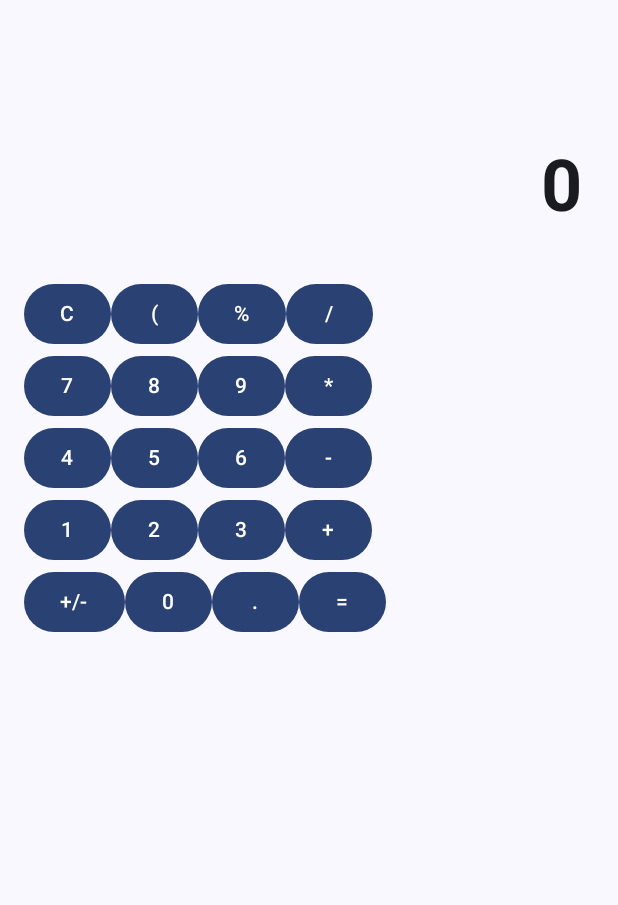
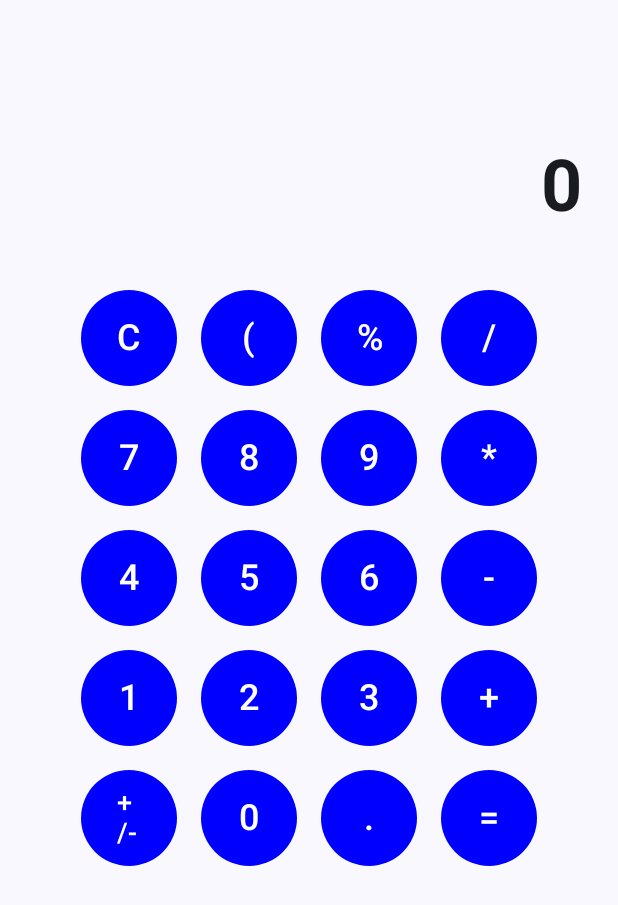
Before and after one commit to Jucasix/DJPM, an Android app built with Jetpack Compose: the screen it shows after launch (MainActivity), on a phone screen of 412 x 824 dp. Shown: the top 905 px of the screen. Run offline under Robolectric (Android 15) with nearby library versions, the phone set to English and light mode, and no system bars.

Commit message:
new update

```diff
--- a/calculater/app/src/main/java/ipca/example/calculater/CalculaterScreen.kt
+++ b/calculater/app/src/main/java/ipca/example/calculater/CalculaterScreen.kt
@@ -1,16 +1,21 @@
 package ipca.example.calculater
 
-import androidx.compose.foundation.layout.*
+import androidx.compose.foundation.layout.* // Já está importado
+import androidx.compose.foundation.shape.CircleShape // Importa a forma circular
 import androidx.compose.material3.Button
+import androidx.compose.material3.ButtonDefaults // Para alterar as cores do botão
 import androidx.compose.material3.Text
 import androidx.compose.runtime.*
 import androidx.compose.ui.Alignment
 import androidx.compose.ui.Modifier
+import androidx.compose.ui.graphics.Color
 import androidx.compose.ui.text.font.FontWeight
 import androidx.compose.ui.tooling.preview.Preview
 import androidx.compose.ui.unit.dp
 import androidx.compose.ui.unit.sp
 import androidx.compose.ui.text.style.TextAlign
+import androidx.compose.ui.unit.TextUnit
+
 
 @Preview
 @Composable
@@ -24,7 +29,8 @@ fun CalculatorScreen(modifier: Modifier = Modifier) {
     Column(
         modifier = modifier
             .fillMaxSize()
-            .padding(16.dp)
+            .padding(16.dp),
+        horizontalAlignment = Alignment.CenterHorizontally // Centralizando conteúdo
     ) {
         // Espaço para o display
         Spacer(modifier = Modifier.height(32.dp))
@@ -57,114 +63,79 @@ fun CalculatorScreen(modifier: Modifier = Modifier) {
 
         // Primeira linha: C, (), %, /
         Row {
-            Button(onClick = {
+            CalcButton(text = "C") {
                 clearCalculator(
                     onUpdateDisplay = { display = it },
                     onUpdateOperador = { operador = it },
                     onUpdateValor1 = { valor1 = it },
                     onUpdateOperationDisplay = { operationDisplay = it }
                 )
-            }) {
-                Text(text = "C")
             }
-            Button(onClick = {
+            CalcButton(text = if (isOpenParenthesis) ")" else "(") {
                 if (isOpenParenthesis) {
                     onCloseParenthesis(display, onUpdateDisplay = { display = it })
                 } else {
                     onOpenParenthesis(display, onUpdateDisplay = { display = it })
                 }
                 isOpenParenthesis = !isOpenParenthesis
-            }) {
-                Text(text = if (isOpenParenthesis) ")" else "(")
             }
-            Button(onClick = { onPercentClick(display, onUpdateDisplay = { display = it }) }) {
-                Text(text = "%")
+            CalcButton(text = "%") {
+                onPercentClick(display, onUpdateDisplay = { display = it })
             }
-            Button(onClick = {
+            CalcButton(text = "/") {
                 operador = "/"
                 valor1 = display
                 display = ""
                 operationDisplay = "$valor1 /"
-            }) {
-                Text(text = "/")
             }
         }
 
         // Segunda linha: 7, 8, 9, *
         Row {
-            Button(onClick = { onNumberClick("7", display, onUpdateDisplay = { display = it }) }) {
-                Text(text = "7")
-            }
-            Button(onClick = { onNumberClick("8", display, onUpdateDisplay = { display = it }) }) {
-                Text(text = "8")
-            }
-            Button(onClick = { onNumberClick("9", display, onUpdateDisplay = { display = it }) }) {
-                Text(text = "9")
-            }
-            Button(onClick = {
+            CalcButton(text = "7") { onNumberClick("7", display, onUpdateDisplay = { display = it }) }
+            CalcButton(text = "8") { onNumberClick("8", display, onUpdateDisplay = { display = it }) }
+            CalcButton(text = "9") { onNumberClick("9", display, onUpdateDisplay = { display = it }) }
+            CalcButton(text = "*") {
                 operador = "*"
                 valor1 = display
                 display = ""
                 operationDisplay = "$valor1 *"
-            }) {
-                Text(text = "*")
             }
         }
 
         // Terceira linha: 4, 5, 6, -
         Row {
-            Button(onClick = { onNumberClick("4", display, onUpdateDisplay = { display = it }) }) {
-                Text(text = "4")
-            }
-            Button(onClick = { onNumberClick("5", display, onUpdateDisplay = { display = it }) }) {
-                Text(text = "5")
-            }
-            Button(onClick = { onNumberClick("6", display, onUpdateDisplay = { display = it }) }) {
-                Text(text = "6")
-            }
-            Button(onClick = {
+            CalcButton(text = "4") { onNumberClick("4", display, onUpdateDisplay = { display = it }) }
+            CalcButton(text = "5") { onNumberClick("5", display, onUpdateDisplay = { display = it }) }
+            CalcButton(text = "6") { onNumberClick("6", display, onUpdateDisplay = { display = it }) }
+            CalcButton(text = "-") {
                 operador = "-"
                 valor1 = display
                 display = ""
                 operationDisplay = "$valor1 -"
-            }) {
-                Text(text = "-")
             }
         }
 
         // Quarta linha: 1, 2, 3, +
         Row {
-            Button(onClick = { onNumberClick("1", display, onUpdateDisplay = { display = it }) }) {
-                Text(text = "1")
-            }
-            Button(onClick = { onNumberClick("2", display, onUpdateDisplay = { display = it }) }) {
-                Text(text = "2")
-            }
-            Button(onClick = { onNumberClick("3", display, onUpdateDisplay = { display = it }) }) {
-                Text(text = "3")
-            }
-            Button(onClick = {
+            CalcButton(text = "1") { onNumberClick("1", display, onUpdateDisplay = { display = it }) }
+            CalcButton(text = "2") { onNumberClick("2", display, onUpdateDisplay = { display = it }) }
+            CalcButton(text = "3") { onNumberClick("3", display, onUpdateDisplay = { display = it }) }
+            CalcButton(text = "+") {
                 operador = "+"
                 valor1 = display
                 display = ""
                 operationDisplay = "$valor1 +"
-            }) {
-                Text(text = "+")
             }
         }
 
         // Última linha: +/-, 0, ., =
         Row {
-            Button(onClick = { onToggleSign(display, onUpdateDisplay = { display = it }) }) {
-                Text(text = "+/-")
-            }
-            Button(onClick = { onNumberClick("0", display, onUpdateDisplay = { display = it }) }) {
-                Text(text = "0")
-            }
-            Button(onClick = { onDecimalClick(display, onUpdateDisplay = { display = it }) }) {
-                Text(text = ".")
-            }
-            Button(onClick = {
+            // Diminuindo a fonte do botão "+/-"
+            CalcButton(text = "+/-", fontSize = 18.sp) { onToggleSign(display, onUpdateDisplay = { display = it }) }
+            CalcButton(text = "0") { onNumberClick("0", display, onUpdateDisplay = { display = it }) }
+            CalcButton(text = ".") { onDecimalClick(display, onUpdateDisplay = { display = it }) }
+            CalcButton(text = "=") {
                 calculateResult(
                     valor1 = valor1,
                     valor2 = display,
@@ -172,14 +143,29 @@ fun CalculatorScreen(modifier: Modifier = Modifier) {
                     onUpdateDisplay = { display = it },
                     onUpdateOperationDisplay = { operationDisplay = it }
                 )
-            }) {
-                Text(text = "=")
             }
         }
     }
 }
 
-// Funções auxiliares (sem alteração)
+@Composable
+fun CalcButton(text: String, fontSize: TextUnit = 24.sp, onClick: () -> Unit) {
+    Button(
+        onClick = onClick,
+        shape = CircleShape, // Botões redondos
+        colors = ButtonDefaults.buttonColors(
+            containerColor = Color.Blue // Botões de cor azul
+        ),
+        modifier = Modifier
+            .padding(8.dp)
+            .size(64.dp) // Tamanho do botão (largura e altura iguais)
+    ) {
+        Text(text = text, color = Color.White, fontSize = fontSize)
+    }
+}
+
+
+// Funções auxiliares
 fun onNumberClick(number: String, currentDisplay: String, onUpdateDisplay: (String) -> Unit) {
     if (currentDisplay == "0") {
         onUpdateDisplay(number)
```
